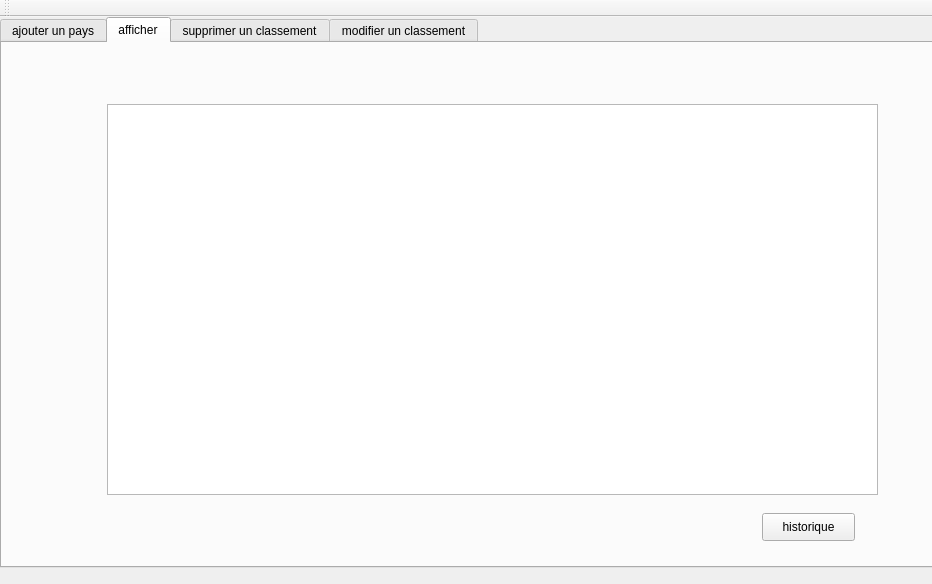
Before: the Qt Designer form mainwindow.ui in zakaria801/olympic-games-2A23, drawn with Qt 5.
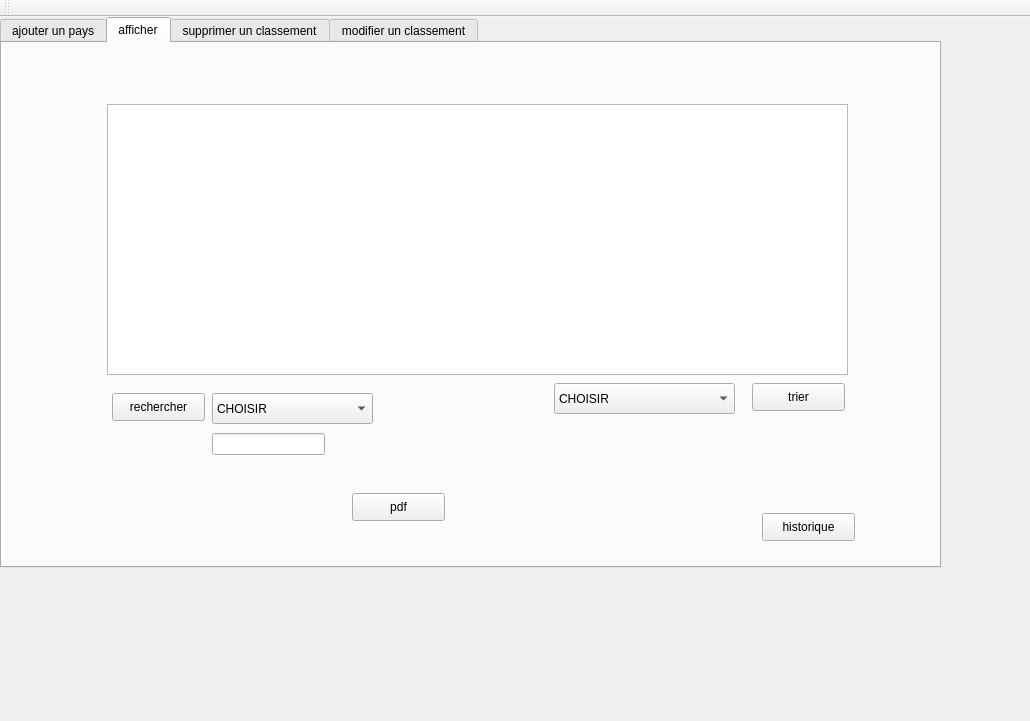
After: the same form once the commit is applied. The open tabs and pages were chosen to show the change. Icons and pictures are not drawn.

Patch:
```diff
--- a/mainwindow.ui
+++ b/mainwindow.ui
@@ -6,8 +6,8 @@
    <rect>
     <x>0</x>
     <y>0</y>
-    <width>932</width>
-    <height>584</height>
+    <width>1030</width>
+    <height>721</height>
    </rect>
   </property>
   <property name="windowTitle">
@@ -177,11 +177,150 @@
        <rect>
         <x>105</x>
         <y>61</y>
-        <width>771</width>
-        <height>391</height>
+        <width>741</width>
+        <height>271</height>
        </rect>
       </property>
      </widget>
+     <widget class="QPushButton" name="rech">
+      <property name="geometry">
+       <rect>
+        <x>110</x>
+        <y>350</y>
+        <width>93</width>
+        <height>28</height>
+       </rect>
+      </property>
+      <property name="text">
+       <string>rechercher</string>
+      </property>
+     </widget>
+     <widget class="QPushButton" name="le_tri">
+      <property name="geometry">
+       <rect>
+        <x>750</x>
+        <y>340</y>
+        <width>93</width>
+        <height>28</height>
+       </rect>
+      </property>
+      <property name="text">
+       <string>trier</string>
+      </property>
+     </widget>
+     <widget class="QComboBox" name="cb_trie">
+      <property name="geometry">
+       <rect>
+        <x>552</x>
+        <y>340</y>
+        <width>181</width>
+        <height>31</height>
+       </rect>
+      </property>
+      <item>
+       <property name="text">
+        <string>CHOISIR</string>
+       </property>
+      </item>
+      <item>
+       <property name="text">
+        <string>IP_ADRESSE CROISSANT</string>
+       </property>
+      </item>
+      <item>
+       <property name="text">
+        <string>IP_ADRESSE DECROISSANT</string>
+       </property>
+      </item>
+      <item>
+       <property name="text">
+        <string>NOM CROISSANT</string>
+       </property>
+      </item>
+      <item>
+       <property name="text">
+        <string>NOM DECROISSANT</string>
+       </property>
+      </item>
+      <item>
+       <property name="text">
+        <string>NB_ATHLETE CROISSANT</string>
+       </property>
+      </item>
+      <item>
+       <property name="text">
+        <string>NB_ATHLETE DECROISSANT</string>
+       </property>
+      </item>
+      <item>
+       <property name="text">
+        <string>CLASSEMENT CROISSANT</string>
+       </property>
+      </item>
+      <item>
+       <property name="text">
+        <string>CLASSEMENT DECROISSANT</string>
+       </property>
+      </item>
+     </widget>
+     <widget class="QComboBox" name="cb_rech">
+      <property name="geometry">
+       <rect>
+        <x>210</x>
+        <y>350</y>
+        <width>161</width>
+        <height>31</height>
+       </rect>
+      </property>
+      <item>
+       <property name="text">
+        <string>CHOISIR</string>
+       </property>
+      </item>
+      <item>
+       <property name="text">
+        <string>IP_ADRESSE</string>
+       </property>
+      </item>
+      <item>
+       <property name="text">
+        <string>NOM</string>
+       </property>
+      </item>
+      <item>
+       <property name="text">
+        <string>NB_ATHLETE</string>
+       </property>
+      </item>
+      <item>
+       <property name="text">
+        <string>CLASSEMENT</string>
+       </property>
+      </item>
+     </widget>
+     <widget class="QLineEdit" name="le_rech">
+      <property name="geometry">
+       <rect>
+        <x>210</x>
+        <y>390</y>
+        <width>113</width>
+        <height>22</height>
+       </rect>
+      </property>
+     </widget>
+     <widget class="QPushButton" name="pushButton">
+      <property name="geometry">
+       <rect>
+        <x>350</x>
+        <y>450</y>
+        <width>93</width>
+        <height>28</height>
+       </rect>
+      </property>
+      <property name="text">
+       <string>pdf</string>
+      </property>
+     </widget>
     </widget>
     <widget class="QWidget" name="tab_3">
      <attribute name="title">
```
Left out of the diff: 4 changed lines with no effect on the pictures.
